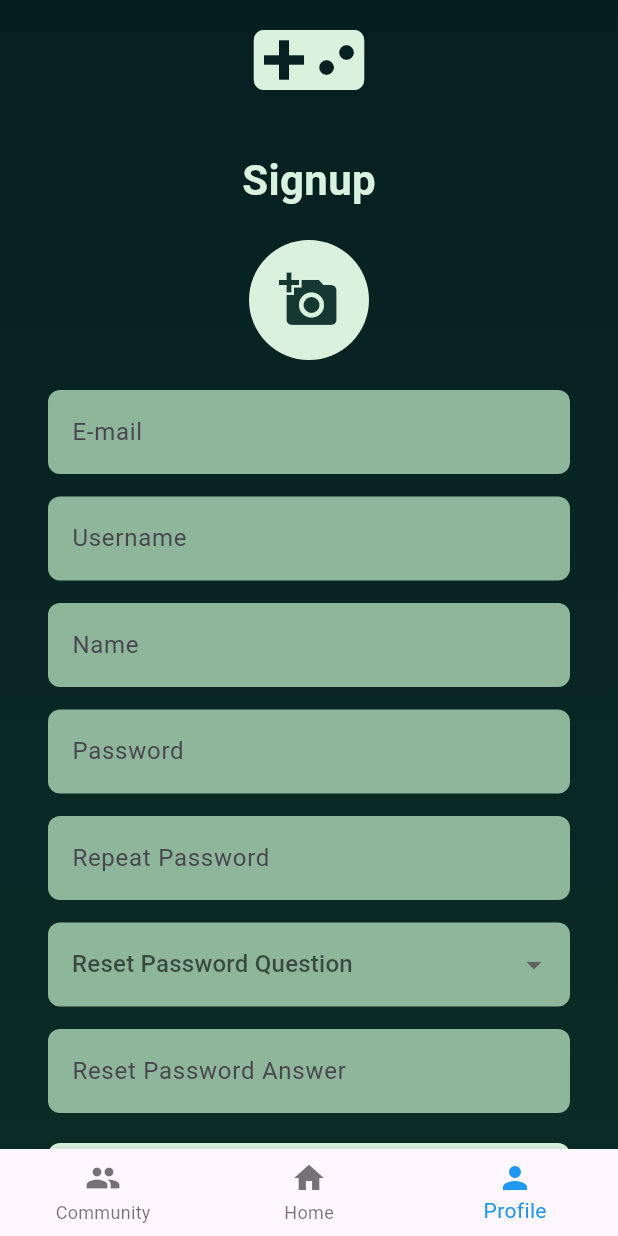
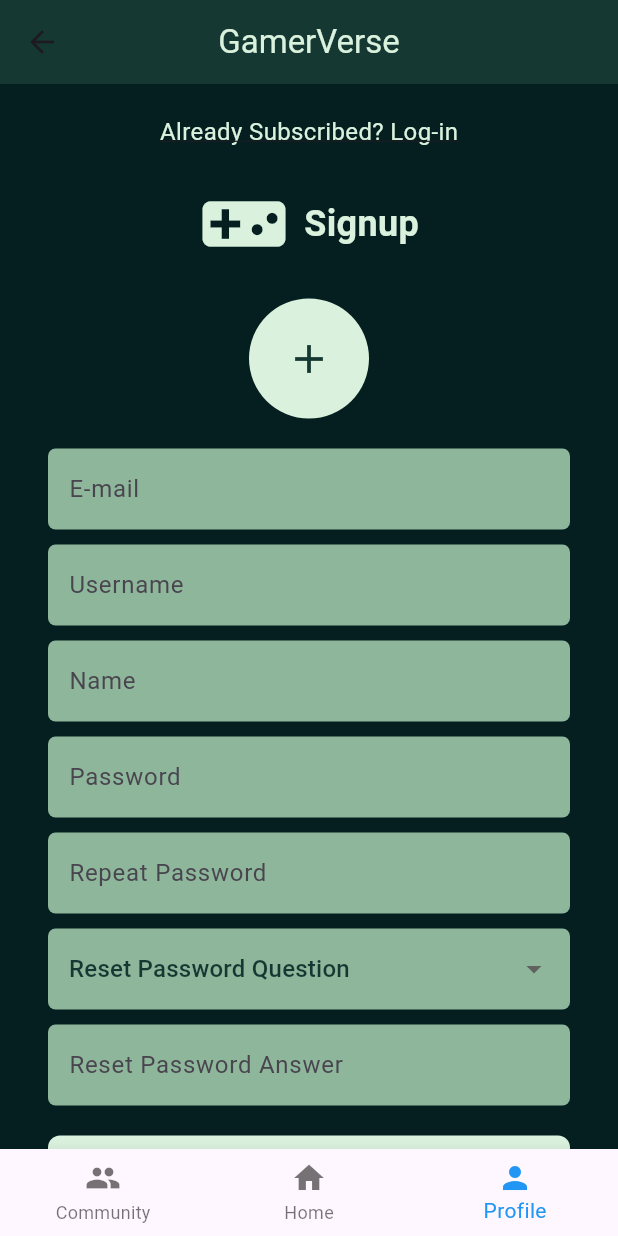
Before and after one commit to annalulamacchia/GamerVerse, a Flutter app: the SignupPage screen opened directly, on a phone screen of 412 x 824 dp. Run offline on Flutter 3.47's test engine with Material 3 defaults, Android fonts, the phone set to English and light mode, and no system bars; our stand-ins replace firebase_core, image_picker; accounts and stored records are empty.

Commit message:
reset password pages added and login and signup pages updated

```diff
--- a/lib/views/signup_page.dart
+++ b/lib/views/signup_page.dart
@@ -1,122 +1,124 @@
 import 'package:flutter/material.dart';
+import 'package:image_picker/image_picker.dart';
 import '../widgets/bottom_navbar.dart';
 import '../utils/colors.dart';
+import 'dart:io';
 
-class SignupPage extends StatelessWidget {
+class SignupPage extends StatefulWidget {
+  @override
+  _SignupPageState createState() => _SignupPageState();
+}
+
+class _SignupPageState extends State<SignupPage> {
+  File? _selectedImage; // To hold the selected image file
+  final ImagePicker _picker = ImagePicker();
+
+  // Method to handle image picking from the camera
+  Future<void> _pickImageFromCamera() async {
+    final pickedFile = await _picker.pickImage(source: ImageSource.camera);
+
+    if (pickedFile != null) {
+      setState(() {
+        _selectedImage = File(pickedFile.path); // Update state with the selected image
+      });
+    }
+  }
+
   @override
   Widget build(BuildContext context) {
     return Scaffold(
-      body: Container(
-        decoration: BoxDecoration(
-          gradient: LinearGradient(
-            colors: [AppColors.darkestGreen, AppColors.veryDarkGreen],
-            begin: Alignment.topCenter,
-            end: Alignment.bottomCenter,
+      backgroundColor: AppColors.darkestGreen,
+      appBar: AppBar(
+        backgroundColor: AppColors.darkGreen,
+        title: Text(
+          'GamerVerse',
+          style: TextStyle(color: AppColors.lightestGreen),
+        ),
+        centerTitle: true,
+      ),
+      body: SingleChildScrollView(
+        child: Padding(
+          padding: const EdgeInsets.symmetric(horizontal: 32.0),
+          child: Column(
+            crossAxisAlignment: CrossAxisAlignment.center,
+            children: [
+              SizedBox(height: 20),
+              GestureDetector(
+                onTap: () {
+                  Navigator.pop(context); // Navigate to login
+                },
+                child: Text(
+                  "Already Subscribed? Log-in",
+                  style: TextStyle(
+                    color: AppColors.lightestGreen,
+                    decoration: TextDecoration.underline,
+                    fontSize: 16,
                   ),
                 ),
-        child: Center(
-          child: Padding(
-            padding: const EdgeInsets.symmetric(horizontal: 32.0),
-            child: SingleChildScrollView(
-              child: Column(
+              ),
+              SizedBox(height: 20),
+
+              // Icon and "Signup" text in a row
+              Row(
                 mainAxisAlignment: MainAxisAlignment.center,
                 children: [
                   Icon(
                     Icons.videogame_asset,
-                    size: 80,
+                    size: 60,
                     color: AppColors.lightestGreen,
                   ),
-                  SizedBox(height: 20),
+                  SizedBox(width: 10),
                   Text(
                     'Signup',
                     style: TextStyle(
-                      fontSize: 28,
+                      fontSize: 24,
                       fontWeight: FontWeight.bold,
                       color: AppColors.lightestGreen,
                     ),
                   ),
+                ],
+              ),
               SizedBox(height: 20),
-                  CircleAvatar(
+
+              // CircleAvatar with camera functionality
+              GestureDetector(
+                onTap: _pickImageFromCamera, // Open camera on tap
+                child: CircleAvatar(
                   radius: 40,
                   backgroundColor: AppColors.lightestGreen,
-                    child: Icon(
-                      Icons.add_a_photo,
+                  backgroundImage: _selectedImage != null ? FileImage(_selectedImage!) : null,
+                  child: _selectedImage == null
+                      ? Icon(
+                    Icons.add,
                     color: AppColors.darkGreen,
-                      size: 40,
+                    size: 32,
+                  )
+                      : null,
                 ),
               ),
+
               SizedBox(height: 20),
-                  TextField(
-                    decoration: InputDecoration(
-                      hintText: 'E-mail',
-                      filled: true,
-                      fillColor: AppColors.lightGreen,
-                      border: OutlineInputBorder(
-                        borderRadius: BorderRadius.circular(8.0),
-                        borderSide: BorderSide.none,
-                      ),
-                    ),
-                  ),
-                  SizedBox(height: 15),
-                  TextField(
-                    decoration: InputDecoration(
-                      hintText: 'Username',
-                      filled: true,
-                      fillColor: AppColors.lightGreen,
-                      border: OutlineInputBorder(
-                        borderRadius: BorderRadius.circular(8.0),
-                        borderSide: BorderSide.none,
-                      ),
-                    ),
-                  ),
-                  SizedBox(height: 15),
-                  TextField(
-                    decoration: InputDecoration(
-                      hintText: 'Name',
-                      filled: true,
-                      fillColor: AppColors.lightGreen,
-                      border: OutlineInputBorder(
-                        borderRadius: BorderRadius.circular(8.0),
-                        borderSide: BorderSide.none,
-                      ),
-                    ),
-                  ),
-                  SizedBox(height: 15),
-                  TextField(
-                    obscureText: true,
-                    decoration: InputDecoration(
-                      hintText: 'Password',
-                      filled: true,
-                      fillColor: AppColors.lightGreen,
-                      border: OutlineInputBorder(
-                        borderRadius: BorderRadius.circular(8.0),
-                        borderSide: BorderSide.none,
-                      ),
-                    ),
-                  ),
-                  SizedBox(height: 15),
-                  TextField(
-                    obscureText: true,
-                    decoration: InputDecoration(
-                      hintText: 'Repeat Password',
-                      filled: true,
-                      fillColor: AppColors.lightGreen,
-                      border: OutlineInputBorder(
-                        borderRadius: BorderRadius.circular(8.0),
-                        borderSide: BorderSide.none,
-                      ),
-                    ),
-                  ),
-                  SizedBox(height: 15),
+              _buildTextField('E-mail', false, context),
+              SizedBox(height: 10),
+              _buildTextField('Username', false, context),
+              SizedBox(height: 10),
+              _buildTextField('Name', false, context),
+              SizedBox(height: 10),
+              _buildTextField('Password', true, context),
+              SizedBox(height: 10),
+              _buildTextField('Repeat Password', true, context),
+              SizedBox(height: 10),
               DropdownButtonFormField<String>(
                 decoration: InputDecoration(
                   filled: true,
                   fillColor: AppColors.lightGreen,
+                  contentPadding: EdgeInsets.symmetric(horizontal: 10, vertical: 15),
                   border: OutlineInputBorder(
-                        borderRadius: BorderRadius.circular(8.0),
+                    borderRadius: BorderRadius.circular(5.0),
                     borderSide: BorderSide.none,
                   ),
                 ),
+                dropdownColor: AppColors.lightGreen,
                 items: <String>[
                   'What is your pet’s name?',
                   'What is your favorite color?',
@@ -130,20 +132,13 @@ class SignupPage extends StatelessWidget {
                 onChanged: (String? value) {
                   // Handle selection
                 },
-                    hint: Text('Reset Password Question'),
-                  ),
-                  SizedBox(height: 15),
-                  TextField(
-                    decoration: InputDecoration(
-                      hintText: 'Reset Password Answer',
-                      filled: true,
-                      fillColor: AppColors.lightGreen,
-                      border: OutlineInputBorder(
-                        borderRadius: BorderRadius.circular(8.0),
-                        borderSide: BorderSide.none,
+                hint: Text(
+                  'Reset Password Question',
+                  style: TextStyle(color: AppColors.darkGreen),
                 ),
               ),
-                  ),
+              SizedBox(height: 10),
+              _buildTextField('Reset Password Answer', false, context),
               SizedBox(height: 20),
               ElevatedButton(
                 onPressed: () {
@@ -159,23 +154,7 @@ class SignupPage extends StatelessWidget {
                 ),
                 child: Text('Sign-up'),
               ),
-                  SizedBox(height: 20),
-                  GestureDetector(
-                    onTap: () {
-                      Navigator.pop(context); // Redirect back to Login page
-                    },
-                    child: Text(
-                      "Already Subscribed? Log-in",
-                      style: TextStyle(
-                        color: AppColors.lightestGreen,
-                        decoration: TextDecoration.underline,
-                        fontSize: 16,
-                      ),
-                    ),
-                  ),
             ],
-              ),
-            ),
           ),
         ),
       ),
@@ -185,4 +164,21 @@ class SignupPage extends StatelessWidget {
       ),
     );
   }
+
+  // Helper method to build consistent text fields
+  Widget _buildTextField(String hintText, bool obscureText, BuildContext context) {
+    return TextField(
+      obscureText: obscureText,
+      decoration: InputDecoration(
+        hintText: hintText,
+        filled: true,
+        fillColor: AppColors.lightGreen,
+        contentPadding: EdgeInsets.symmetric(horizontal: 10, vertical: 15),
+        border: OutlineInputBorder(
+          borderRadius: BorderRadius.circular(5.0),
+          borderSide: BorderSide.none,
+        ),
+      ),
+    );
   }
+}
--- a/lib/widgets/bottom_navbar.dart
+++ b/lib/widgets/bottom_navbar.dart
@@ -5,7 +5,7 @@ import '../views/home_page.dart';
 //import '../views/community_page.dart';
 //import '../views/profile_page.dart';
 import '../views/login_page.dart';
-//import '../views/signup_page.dart';
+
 
 class CustomBottomNavBar extends StatelessWidget {
   final int currentIndex;
--- a/pubspec.yaml
+++ b/pubspec.yaml
@@ -31,7 +31,7 @@ dependencies:
   flutter:
     sdk: flutter
 
-
+  image_picker: ^0.8.5+3  # Replace with the latest version if available
   # The following adds the Cupertino Icons font to your application.
   # Use with the CupertinoIcons class for iOS style icons.
   cupertino_icons: ^1.0.8
```
Also changed, not shown: lib/views/loginEmail_page.dart (+16 -5 lines), lib/views/login_page.dart (+8 -4 lines), lib/views/newPassword_page.dart (added, +84 -0 lines), lib/views/resetPassword_page.dart (added, +120 -0 lines), pubspec.lock, 1 other file. Lines whose indentation alone changed are shown as unchanged.
